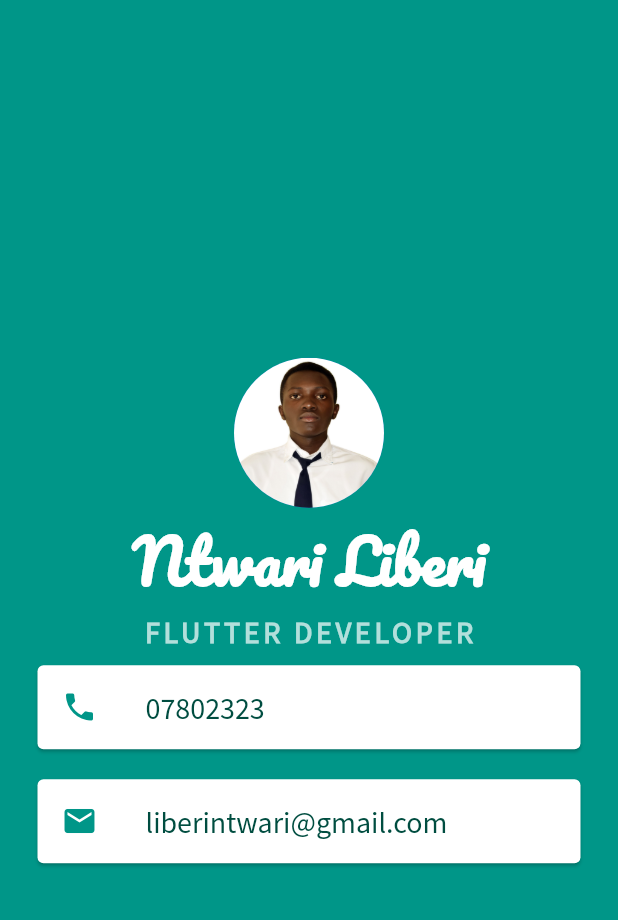
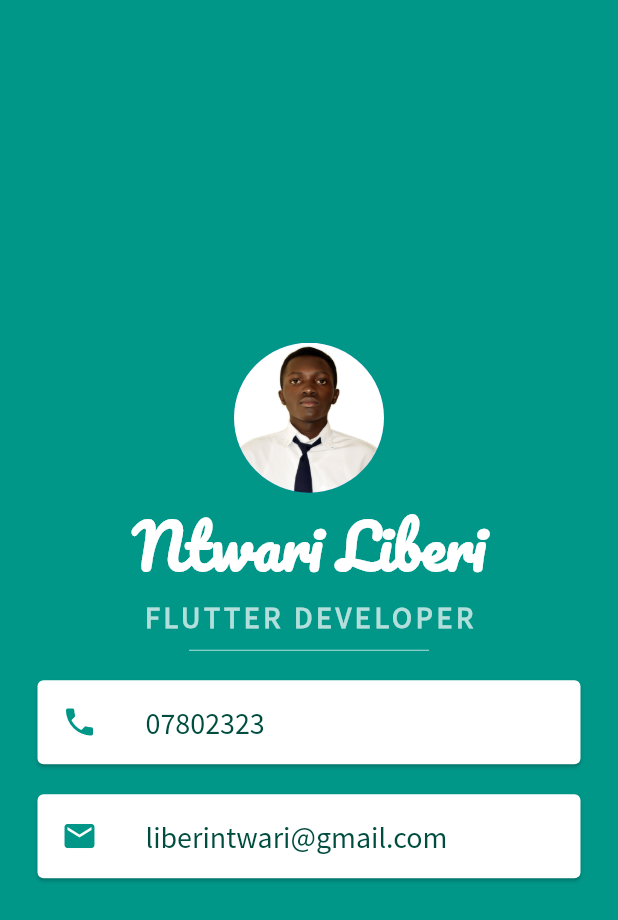
Before and after one commit to claranceliberi/mi_card_flutter, a Flutter app: the screen it shows after launch, on a phone screen of 412 x 824 dp. Shown: the top 920 px of the screen. Run offline on Flutter 3.47's test engine with Material 2 defaults, Android fonts, the phone set to English and light mode, and no system bars.

Commit message:
finalising app

```diff
--- a/lib/main.dart
+++ b/lib/main.dart
@@ -35,6 +35,14 @@ class MyApp extends StatelessWidget {
                   fontSize:20,
                   letterSpacing: 2.5,
                   fontWeight: FontWeight.bold
+
+                )
+              ),
+              SizedBox(
+                height: 20,
+                width:160,
+                child:Divider(
+                  color:Colors.teal[100],
 
                 )
               ),
```
